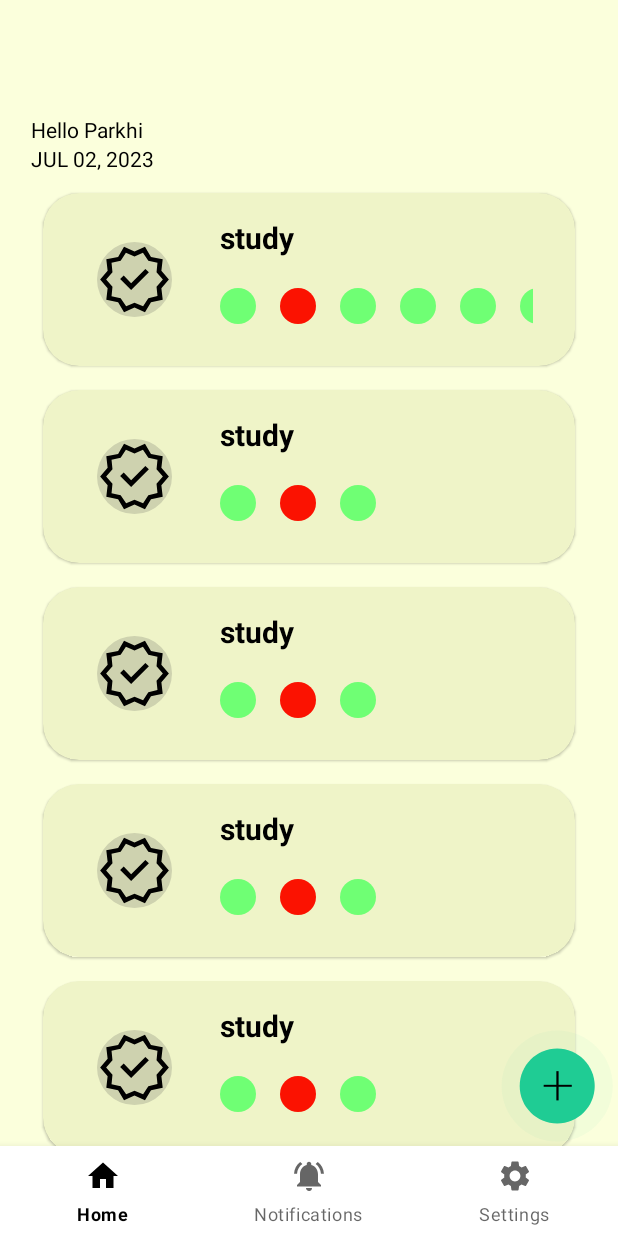
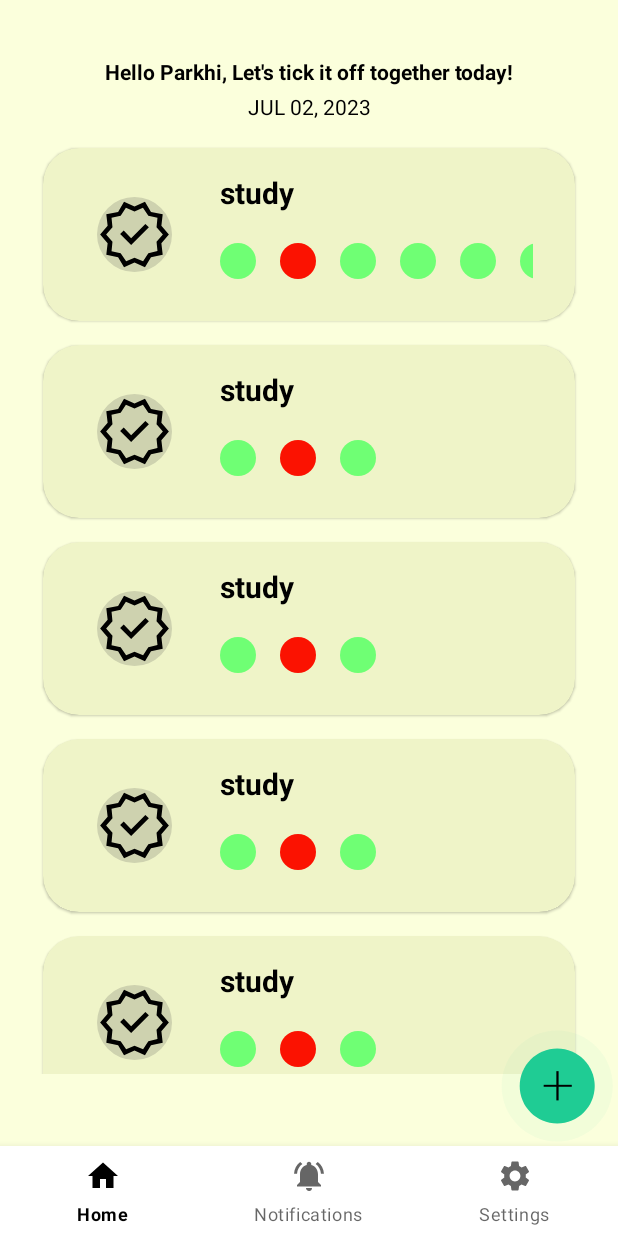
Before and after one commit to Parkhi19/Slowdy-Slow-and-Steady, an Android app: the screen it shows after launch (MainActivity), on a phone screen of 412 x 824 dp. Run offline under Robolectric (Android 15) with nearby library versions, the phone set to English and light mode, and no system bars.

Commit message:
corrected habit fragment greeting text

```diff
--- a/app/src/main/res/layout/fragment_home.xml
+++ b/app/src/main/res/layout/fragment_home.xml
@@ -10,15 +10,20 @@
         android:id="@+id/helloUserText"
         android:layout_width="wrap_content"
         android:layout_height="wrap_content"
-        app:layout_constraintStart_toStartOf="@+id/guidelineStart"
+        android:gravity="center"
+        android:textStyle="bold"
+        app:layout_constraintStart_toStartOf="parent"
+        app:layout_constraintEnd_toEndOf="parent"
         app:layout_constraintTop_toBottomOf="@id/guidelineTop"
-        android:text="Hello Parkhi" />
+        android:text="Hello Parkhi, Let's tick it off together today!" />
 
     <TextView
         android:id="@+id/dateToday"
         android:layout_width="wrap_content"
         android:layout_height="wrap_content"
-        app:layout_constraintStart_toStartOf="@+id/guidelineStart"
+        android:layout_marginTop="4dp"
+        app:layout_constraintStart_toStartOf="parent"
+        app:layout_constraintEnd_toEndOf="parent"
         app:layout_constraintTop_toBottomOf="@id/helloUserText"
         android:text="Hello Parkhi" />
 
@@ -27,7 +32,7 @@
         android:layout_height="match_parent"
         android:id="@+id/guidelineTop"
         android:orientation="horizontal"
-        app:layout_constraintGuide_percent="0.1"/>
+        app:layout_constraintGuide_percent="0.05"/>
 
     <androidx.constraintlayout.widget.Guideline
         android:layout_width="wrap_content"
@@ -43,18 +48,7 @@
         android:orientation="vertical"
         app:layout_constraintGuide_percent="0.95"/>
 
-    <androidx.recyclerview.widget.RecyclerView
-        android:id="@+id/habitRecyclerView"
-        android:layout_width="0dp"
-        android:layout_height="0dp"
-        app:layout_constraintEnd_toStartOf="@id/guidelineEnd"
-        tools:listitem="@layout/habit_view"
-        android:layout_marginTop="5dp"
-        app:layout_constraintStart_toStartOf="@+id/guidelineStart"
-        app:layout_constraintTop_toBottomOf="@+id/dateToday"
-        app:layout_constraintBottom_toBottomOf="parent"/>
-
-<!--    <Button-->
+    <!--    <Button-->
 <!--        android:id="@+id/bottomButton"-->
 <!--        android:layout_width="wrap_content"-->
 <!--        android:layout_height="wrap_content"-->
@@ -63,6 +57,20 @@
 <!--        android:text="Button"-->
 <!--        app:layout_constraintBottom_toBottomOf="parent"-->
 <!--        app:layout_constraintEnd_toEndOf="parent" />-->
+
+    <androidx.recyclerview.widget.RecyclerView
+        android:id="@+id/habitRecyclerView"
+        android:layout_width="0dp"
+        android:layout_height="0dp"
+        android:layout_marginTop="10dp"
+        app:layout_constraintBottom_toBottomOf="parent"
+        app:layout_constraintEnd_toStartOf="@id/guidelineEnd"
+        app:layout_constraintHorizontal_bias="0.0"
+        app:layout_constraintStart_toStartOf="@+id/guidelineStart"
+        app:layout_constraintTop_toBottomOf="@+id/dateToday"
+        app:layout_constraintVertical_bias="0.0"
+        android:paddingBottom="48dp"
+        tools:listitem="@layout/habit_view" />
 
     <com.airbnb.lottie.LottieAnimationView
         android:id="@+id/animationView"
```
